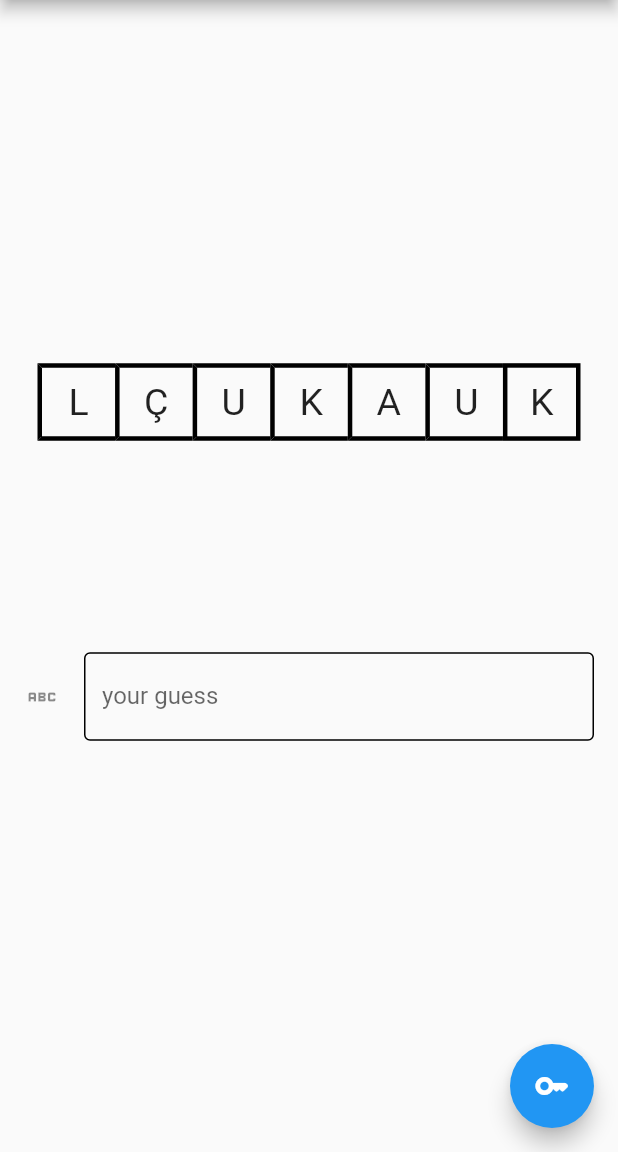
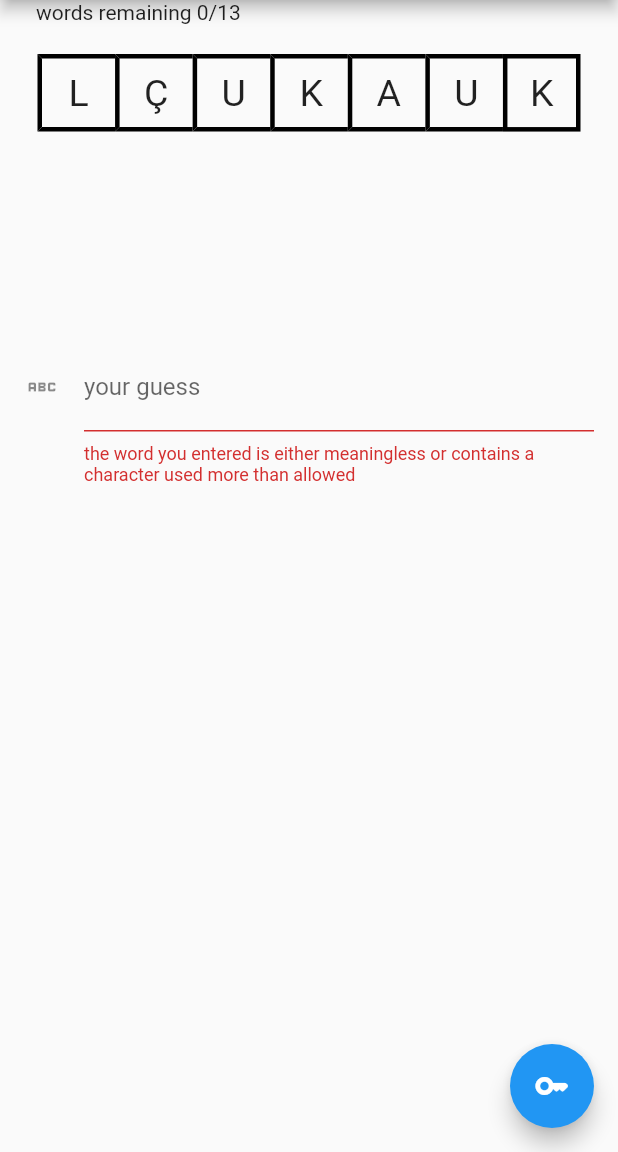
Before and after one commit to gokaydmrl/game_decor, a Flutter app: the screen it shows after launch, after a tap on the "key" icon, on a phone screen of 412 x 824 dp, the part 84-1236 px from its top. Run offline on Flutter 3.47's test engine with Material 2 defaults, Android fonts, the phone set to English and light mode, and no system bars; our stand-ins replace dio.

Commit message:
word_game

```diff
--- a/lib/dnm.dart
+++ b/lib/dnm.dart
@@ -1,12 +1,12 @@
 void main() {
- // isContain(["a", "b", "c"], "bar");
-  print(contains(["a", "b", "c"], "abc"));
+  // isContain(["a", "b", "c"], "bar");
+  // print(contains(["a", "b", "c"], "abc"));
 }
 
 bool contains(List<String> argList, String arg) {
   final charSetOfArg = arg.split("").toSet().toList();
 
-  return charSetOfArg.any((element) => element == arg);
+  return charSetOfArg.every((element) => element == arg);
 }
 
 bool isContain(List<String> argList, String arg) {
--- a/lib/main.dart
+++ b/lib/main.dart
@@ -6,6 +6,7 @@ import 'package:game/word.dart';
 import 'package:game/words_derived.dart';
 import 'package:http/http.dart';
 import 'package:game/test.dart';
+import 'package:game/dnm.dart';
 
 void main() {
   runApp(const MyApp());
@@ -49,11 +50,19 @@ class _MyHomePageState extends State<MyHomePage> {
     "kaç",
     "kulak",
     "çal",
+    "ulak",
+    "kukla",
+    "kulak",
+    "kuluç",
   ];
   final List<String> listOfGuesses = [];
   late final TextEditingController guessController;
   late Map<String, dynamic> origin = {};
   late List<String> setOfOrigin = [];
+  bool isError = false;
+  String errorMessage =
+      "the word you entered is either meaningless or contains a character used more than allowed";
+  String emptyListMessage = "waith";
   // Future<List<WordsToDerive>> getWordsDerived() async {
   //   try {
   //     final response = await Dio(BaseOptions(
@@ -104,18 +113,12 @@ class _MyHomePageState extends State<MyHomePage> {
     guessController = TextEditingController();
     origin = test(word);
     setOfOrigin = word.split("").toSet().toList();
-
-    // getWordsDerived();
-    // textController = TextEditingController();
-    // textController2 = TextEditingController();
   }
 
   @override
   void dispose() {
     super.dispose();
     guessController.dispose();
-    // textController.dispose();
-    // textController2.dispose()
   }
 
   @override
@@ -124,13 +127,20 @@ class _MyHomePageState extends State<MyHomePage> {
     print("this is setOfOrigin from build $setOfOrigin");
     return Scaffold(
       appBar: AppBar(
-        // Here we take the value from the MyHomePage object that was created by
-        // the App.build method, and use it to set our appbar title.
         title: Text(widget.title),
       ),
-      body: Column(
-        mainAxisAlignment: MainAxisAlignment.center,
+      body: ListView(
         children: [
+          Padding(
+            padding: const EdgeInsets.only(left: 24, bottom: 20),
+            child: Row(
+              crossAxisAlignment: CrossAxisAlignment.start,
+              children: [
+                Text(
+                    "words remaining ${listOfGuesses.length}/${wordsCanBeDerived.length}")
+              ],
+            ),
+          ),
           Center(
             child: Padding(
               // Move it to the top a little bit
@@ -143,9 +153,9 @@ class _MyHomePageState extends State<MyHomePage> {
               child: GridView.builder(
                   physics: const NeverScrollableScrollPhysics(),
                   // Statically give the count, so that MAXIMUM PERFORMANCEEE
-                  itemCount: 7,
-                  gridDelegate: const SliverGridDelegateWithFixedCrossAxisCount(
-                    crossAxisCount: 7,
+                  itemCount: word.length,
+                  gridDelegate: SliverGridDelegateWithFixedCrossAxisCount(
+                    crossAxisCount: word.length,
                   ),
 
                   // Shrink the size, otherwise it uses unlimited height and enables scroll
@@ -155,7 +165,7 @@ class _MyHomePageState extends State<MyHomePage> {
                         height: 60,
                         width: 60,
                         decoration: BoxDecoration(
-                          border: index < 6
+                          border: index < word.length - 1
                               ? const Border(
                                   top:
                                       BorderSide(color: Colors.black, width: 3),
@@ -182,29 +192,42 @@ class _MyHomePageState extends State<MyHomePage> {
             padding: const EdgeInsets.all(16.0),
             child: TextField(
               controller: guessController,
-              decoration: const InputDecoration(
-                  label: Text("your guess"),
-                  icon: Icon(Icons.abc),
-                  enabledBorder: OutlineInputBorder()),
+              decoration: InputDecoration(
+                label: const Text("your guess"),
+                icon: const Icon(Icons.abc),
+                enabledBorder: const OutlineInputBorder(),
+                errorText: isError ? errorMessage : null,
+                errorMaxLines: 2,
+              ),
             ),
           ),
           for (var aGuess in listOfGuesses)
-            Text(listOfGuesses.isEmpty ? "waiting for the guesses" : aGuess)
+            Flexible(
+                child: Text(listOfGuesses.isEmpty ? emptyListMessage : aGuess))
         ],
       ),
 
       floatingActionButton: FloatingActionButton(
         onPressed: () {
           print("origin $origin");
-          bool isTrue = check(origin, guessController.text);
-
-          if (isTrue) {
+          bool isContainsWord = checkContains(
+              wordsCanBeDerived, guessController.text.toLowerCase());
+          bool isTrue = check(setOfOrigin, origin, guessController.text);
+          bool isContainsChar = isContain(setOfOrigin, guessController.text);
+          if (isTrue && isContainsChar && isContainsWord) {
             setState(() {
               listOfGuesses.add(guessController.text);
+              isError = false;
             });
           } else {
-            print("a char is used more than allowed");
+            setState(() {
+              isError = true;
+            });
+
+            print(
+                "the word you entered is either meaningless or contains a character used more than allowed");
           }
+          guessController.text = "";
         },
         child: const Icon(Icons.key_rounded),
       ),
--- a/lib/test.dart
+++ b/lib/test.dart
@@ -1,3 +1,5 @@
+import 'package:game/dnm.dart';
+
 Map<String, dynamic> test(String origin) {
   Map<String, int> obj = {};
   // int numOfChar = 0;
@@ -45,30 +47,39 @@ Map<String, dynamic> guess(String guessWord) {
 
 // final Map<String, dynamic> origin = test("kuluçka");
 
-bool check(Map<String, dynamic> origin, String guessWord) {
+bool check(
+    List<String> argList, Map<String, dynamic> origin, String guessWord) {
+  print("origin from test $origin");
   final Map<String, dynamic> guessUser = guess(guessWord);
-  print("guessUser: $guessUser");
+  print("guessUser TEST.DART: $guessUser");
   final List guessList = guessUser.keys.toList();
-  print("guessList $guessList");
+  print("guessList TEST.DART $guessList");
+  final isTrue = isContain(argList, guessWord);
   for (var n in guessList) {
-    if (guessUser[n] > origin[n]) {
-      print("you used character $n more than the original amount");
-
+    if (!isTrue || guessUser[n] > origin[n]) {
+      print("sth else gone wrong");
       return false;
     }
   }
   return true;
 }
 
-bool isContain(List<String> argList, String arg) {
-  final charSetOfArg = arg.split("").toSet().toList();
-  for (var n = 0; n < charSetOfArg.length; n++) {
-    if (argList.contains(charSetOfArg[n])) {
-      return true;
-    }
-  }
-  return false;
+bool checkContains(List<String> arg1, String arg2) => arg1.contains(arg2);
+
+void main() {
+  final x = checkContains(["arg1", "arg2"], "arg3");
+  print(x);
 }
+
+// bool isContain(List<String> argList, String arg) {
+//   final charSetOfArg = arg.split("").toSet().toList();
+//   for (var n = 0; n < charSetOfArg.length; n++) {
+//     if (argList.contains(charSetOfArg[n])) {
+//       return true;
+//     }
+//   }
+//   return false;
+// }
   // Map<String, dynamic> obje = test();
   // print("obje:: $obje");
   // Map<String, dynamic> objec = guess("asdfg");
```
